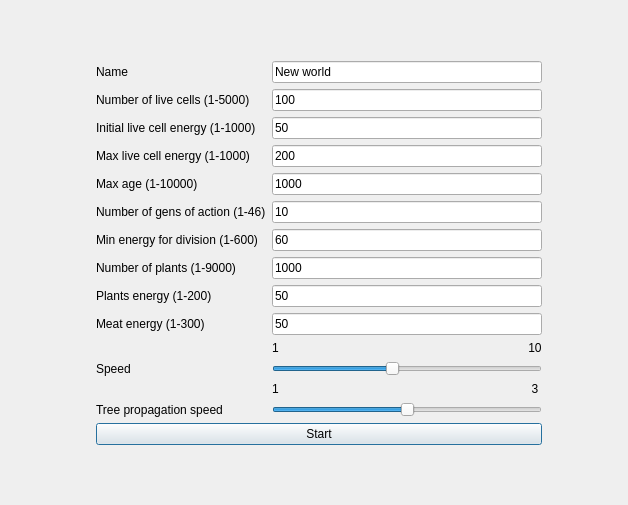
Qt form Lab 7/worldparameters.ui (yegorgru/Labs_2_semester) before a commit.
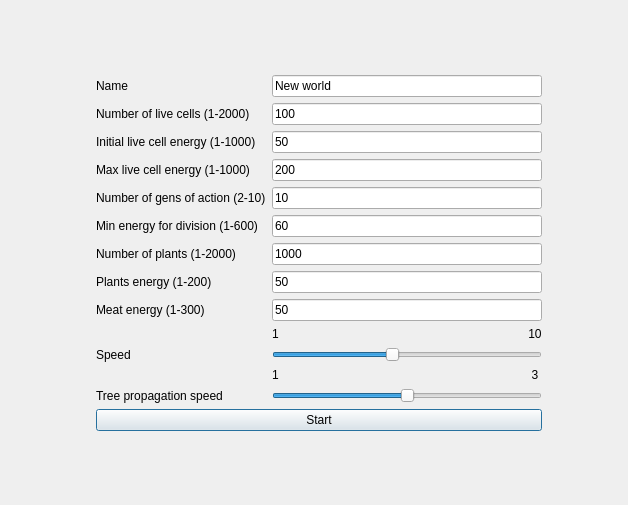
The same form after that commit.

```diff
--- a/Lab 7/worldparameters.ui
+++ b/Lab 7/worldparameters.ui
@@ -55,111 +55,13 @@
        <layout class="QVBoxLayout" name="verticalLayout">
         <item>
          <layout class="QGridLayout" name="gridLayout">
-          <item row="10" column="0">
-           <widget class="QLabel" name="label_8">
-            <property name="text">
-             <string>Meat energy (1-300)</string>
-            </property>
-           </widget>
-          </item>
-          <item row="9" column="2">
-           <widget class="QLineEdit" name="Plants_energy">
-            <property name="text">
-             <string>50</string>
-            </property>
-           </widget>
-          </item>
-          <item row="5" column="0">
-           <widget class="QLabel" name="label_9">
-            <property name="text">
-             <string>Max age (1-10000)</string>
-            </property>
-           </widget>
-          </item>
-          <item row="6" column="0">
-           <widget class="QLabel" name="label_4">
-            <property name="text">
-             <string>Number of gens of action (1-46)</string>
-            </property>
-           </widget>
-          </item>
-          <item row="5" column="2">
-           <widget class="QLineEdit" name="Max_age">
-            <property name="text">
-             <string>1000</string>
-            </property>
-           </widget>
-          </item>
           <item row="7" column="2">
-           <widget class="QLineEdit" name="Min_energy_for_division">
-            <property name="text">
-             <string>60</string>
-            </property>
-           </widget>
-          </item>
-          <item row="2" column="0">
-           <widget class="QLabel" name="label_2">
-            <property name="text">
-             <string>Initial live cell energy (1-1000)</string>
-            </property>
-           </widget>
-          </item>
-          <item row="2" column="2">
-           <widget class="QLineEdit" name="Initial_live_cell_energy">
-            <property name="text">
-             <string>50</string>
-            </property>
-           </widget>
-          </item>
-          <item row="6" column="2">
-           <widget class="QLineEdit" name="Number_of_gens_of_action">
-            <property name="text">
-             <string>10</string>
-            </property>
-           </widget>
-          </item>
-          <item row="10" column="2">
-           <widget class="QLineEdit" name="Meat_energy">
-            <property name="text">
-             <string>50</string>
-            </property>
-           </widget>
-          </item>
-          <item row="1" column="2">
-           <widget class="QLineEdit" name="Number_of_live_cells">
-            <property name="text">
-             <string>100</string>
-            </property>
-           </widget>
-          </item>
-          <item row="14" column="0">
-           <widget class="QLabel" name="label_10">
-            <property name="text">
-             <string>Tree propagation speed</string>
-            </property>
-           </widget>
-          </item>
-          <item row="8" column="2">
            <widget class="QLineEdit" name="Number_of_plants">
             <property name="text">
              <string>1000</string>
             </property>
            </widget>
           </item>
-          <item row="12" column="0">
-           <widget class="QLabel" name="label_3">
-            <property name="text">
-             <string>Speed</string>
-            </property>
-           </widget>
-          </item>
-          <item row="1" column="0">
-           <widget class="QLabel" name="label">
-            <property name="text">
-             <string>Number of live cells (1-5000)</string>
-            </property>
-           </widget>
-          </item>
           <item row="0" column="0">
            <widget class="QLabel" name="label_14">
             <property name="text">
@@ -167,24 +69,38 @@
             </property>
            </widget>
           </item>
+          <item row="11" column="0">
+           <widget class="QLabel" name="label_3">
+            <property name="text">
+             <string>Speed</string>
+            </property>
+           </widget>
+          </item>
           <item row="7" column="0">
-           <widget class="QLabel" name="label_5">
+           <widget class="QLabel" name="label_6">
             <property name="text">
-             <string>Min energy for division (1-600)</string>
+             <string>Number of plants (1-2000)</string>
             </property>
            </widget>
           </item>
-          <item row="13" column="2">
-           <widget class="QLabel" name="label_12">
+          <item row="5" column="0">
+           <widget class="QLabel" name="label_4">
             <property name="text">
-             <string>1                                                                            3</string>
+             <string>Number of gens of action (2-10)</string>
             </property>
            </widget>
           </item>
-          <item row="3" column="0">
-           <widget class="QLabel" name="label_11">
+          <item row="2" column="0">
+           <widget class="QLabel" name="label_2">
             <property name="text">
-             <string>Max live cell energy (1-1000)</string>
+             <string>Initial live cell energy (1-1000)</string>
+            </property>
+           </widget>
+          </item>
+          <item row="8" column="0">
+           <widget class="QLabel" name="label_7">
+            <property name="text">
+             <string>Plants energy (1-200)</string>
             </property>
            </widget>
           </item>
@@ -195,7 +111,21 @@
             </property>
            </widget>
           </item>
-          <item row="14" column="2">
+          <item row="9" column="2">
+           <widget class="QLineEdit" name="Meat_energy">
+            <property name="text">
+             <string>50</string>
+            </property>
+           </widget>
+          </item>
+          <item row="9" column="0">
+           <widget class="QLabel" name="label_8">
+            <property name="text">
+             <string>Meat energy (1-300)</string>
+            </property>
+           </widget>
+          </item>
+          <item row="13" column="2">
            <widget class="QSlider" name="Tree_propagation_speed">
             <property name="mouseTracking">
              <bool>true</bool>
@@ -220,35 +150,63 @@
             </property>
            </widget>
           </item>
-          <item row="8" column="0">
-           <widget class="QLabel" name="label_6">
+          <item row="13" column="0">
+           <widget class="QLabel" name="label_10">
             <property name="text">
-             <string>Number of plants (1-9000)</string>
+             <string>Tree propagation speed</string>
             </property>
            </widget>
           </item>
-          <item row="3" column="2">
-           <widget class="QLineEdit" name="Max_live_cell_energy">
+          <item row="6" column="0">
+           <widget class="QLabel" name="label_5">
             <property name="text">
-             <string>200</string>
+             <string>Min energy for division (1-600)</string>
             </property>
            </widget>
           </item>
-          <item row="9" column="0">
-           <widget class="QLabel" name="label_7">
+          <item row="5" column="2">
+           <widget class="QLineEdit" name="Number_of_gens_of_action">
             <property name="text">
-             <string>Plants energy (1-200)</string>
+             <string>10</string>
             </property>
            </widget>
           </item>
-          <item row="11" column="2">
+          <item row="1" column="2">
+           <widget class="QLineEdit" name="Number_of_live_cells">
+            <property name="text">
+             <string>100</string>
+            </property>
+           </widget>
+          </item>
+          <item row="10" column="2">
            <widget class="QLabel" name="label_13">
             <property name="text">
              <string>1                                                                           10</string>
             </property>
            </widget>
           </item>
+          <item row="2" column="2">
+           <widget class="QLineEdit" name="Initial_live_cell_energy">
+            <property name="text">
+             <string>50</string>
+            </property>
+           </widget>
+          </item>
           <item row="12" column="2">
+           <widget class="QLabel" name="label_12">
+            <property name="text">
+             <string>1                                                                            3</string>
+            </property>
+           </widget>
+          </item>
+          <item row="8" column="2">
+           <widget class="QLineEdit" name="Plants_energy">
+            <property name="text">
+             <string>50</string>
+            </property>
+           </widget>
+          </item>
+          <item row="11" column="2">
            <widget class="QSlider" name="Speed">
             <property name="minimum">
              <number>1</number>
@@ -267,6 +225,34 @@
             </property>
            </widget>
           </item>
+          <item row="1" column="0">
+           <widget class="QLabel" name="label">
+            <property name="text">
+             <string>Number of live cells (1-2000)</string>
+            </property>
+           </widget>
+          </item>
+          <item row="6" column="2">
+           <widget class="QLineEdit" name="Min_energy_for_division">
+            <property name="text">
+             <string>60</string>
+            </property>
+           </widget>
+          </item>
+          <item row="3" column="0">
+           <widget class="QLabel" name="label_11">
+            <property name="text">
+             <string>Max live cell energy (1-1000)</string>
+            </property>
+           </widget>
+          </item>
+          <item row="3" column="2">
+           <widget class="QLineEdit" name="Max_live_cell_energy">
+            <property name="text">
+             <string>200</string>
+            </property>
+           </widget>
+          </item>
          </layout>
         </item>
         <item>
```
